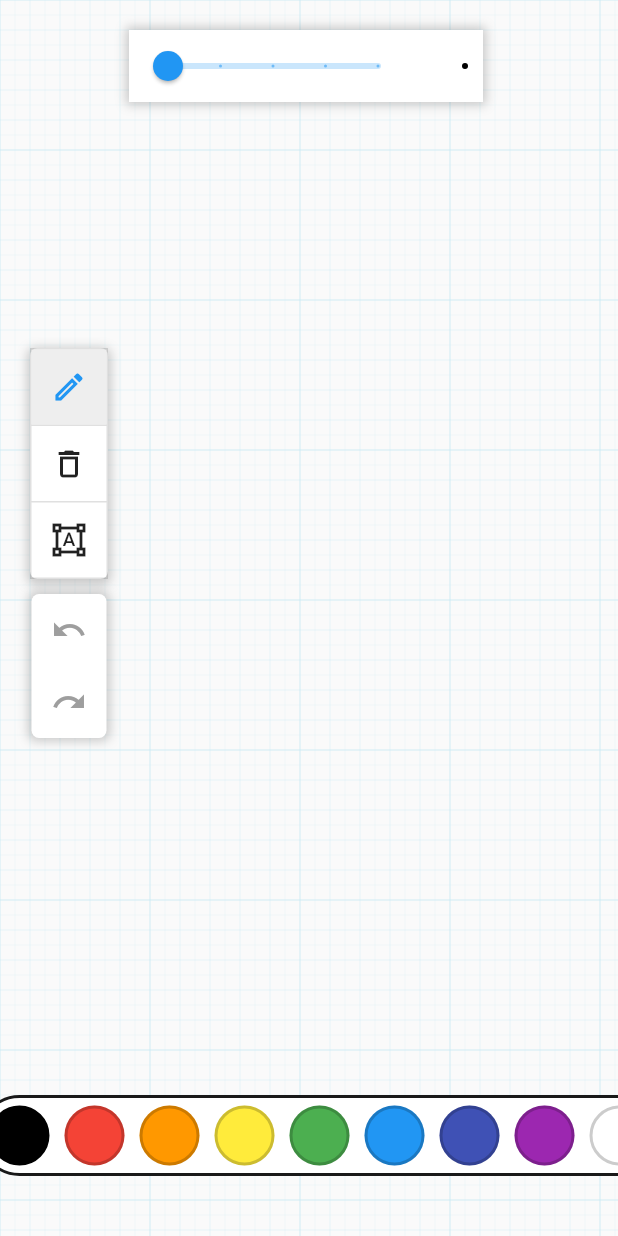
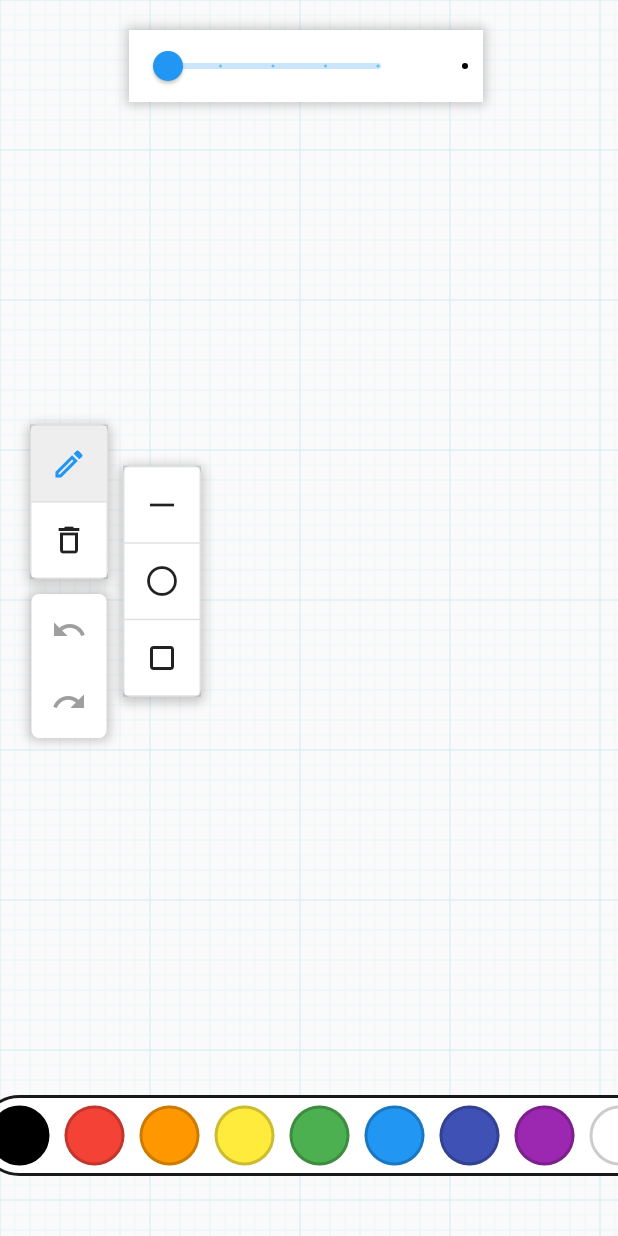
Before and after one commit to treboard/treboard, a Flutter app: the screen it shows after launch, after a tap on the "edit" icon, on a phone screen of 412 x 824 dp. Run offline on Flutter 3.47's test engine with Material 2 defaults, Android fonts, the phone set to English and light mode, and no system bars; our stand-ins replace flutter_riverpod.

Commit message:
add secondary toolbar

```diff
--- a/lib/providers/board_provider.dart
+++ b/lib/providers/board_provider.dart
@@ -63,6 +63,11 @@ class BoardProvider extends ChangeNotifier {
     notifyListeners();
   }
 
+  void setCurrentStroke(Stroke? stroke) {
+    currentStroke = stroke;
+    notifyListeners();
+  }
+
   void setPenSize(double size) {
     penWidth = size;
     notifyListeners();
@@ -98,31 +103,34 @@ class BoardProvider extends ChangeNotifier {
     if (undoCache.isNotEmpty) {
       _canRedo = true;
       redoCache.add(undoCache.removeLast());
-      allStrokes = undoCache.last;
-      notifyListeners();
+      allStrokes = undoCache.isNotEmpty ? undoCache.last : [];
 
       if (undoCache.isEmpty) {
         _canUndo = false;
       }
     }
+    notifyListeners();
   }
 
   void redo() {
     if (redoCache.isNotEmpty) {
       _canUndo = true;
       undoCache.add(redoCache.removeLast());
-      allStrokes = undoCache.last;
-      notifyListeners();
+      allStrokes = redoCache.isNotEmpty ? redoCache.last : [];
 
       if (redoCache.isEmpty) {
         _canRedo = false;
       }
     }
+    notifyListeners();
   }
 
   void clearBoard() {
-    // Clearing the board is a state action and as a result,
-    // the current state is saved to the undo cache.
+    undoCache.clear();
+    redoCache.clear();
+    _canUndo = false;
+    _canRedo = false;
+
     allStrokes.clear();
 
     notifyListeners();
--- a/lib/widgets/board_canvas.dart
+++ b/lib/widgets/board_canvas.dart
@@ -38,13 +38,13 @@ class _BoardCanvasState extends ConsumerState<BoardCanvas> {
     final points =
         List<Offset>.from(ref.read(boardProvider).currentStroke!.points)
           ..add(details.localPosition);
-    ref.read(boardProvider).currentStroke = Stroke.fromDrawMode(
+    ref.read(boardProvider).setCurrentStroke(Stroke.fromDrawMode(
         Stroke(
           color: ref.read(boardProvider).penColor,
           points: points,
           width: ref.read(boardProvider).penWidth,
         ),
-        ref.read(boardProvider).drawingMode);
+        ref.read(boardProvider).drawingMode));
   }
 
   void onPointerDown(PointerDownEvent details, BuildContext context) {
--- a/lib/widgets/toolbar.dart
+++ b/lib/widgets/toolbar.dart
@@ -14,32 +14,52 @@ class Toolbar extends ConsumerStatefulWidget {
   ConsumerState<Toolbar> createState() => _ToolbarState();
 }
 
+class Tool {
+  final DrawMode tool;
+  final Icon icon;
+
+  Tool(this.tool, this.icon);
+}
+
 class _ToolbarState extends ConsumerState<Toolbar> {
   // create dict of icons and their respective tool
 
-  List<DrawMode> tools = [
-    DrawMode.sketch,
-    DrawMode.erase,
-    DrawMode.line,
+  List<Tool> tools = [
+// sketch, erase
+    Tool(DrawMode.sketch, const Icon(Icons.edit_outlined)),
+    Tool(DrawMode.erase, const Icon(Icons.delete_outline_outlined)),
   ];
 
-  List<Icon> icons = [
-    const Icon(Icons.edit_outlined),
-    const Icon(Icons.delete_outline_outlined),
-    const Icon(Icons.format_shapes_outlined),
+  List<Tool> shapeTools = [
+    Tool(DrawMode.line, const Icon(Icons.horizontal_rule_outlined)),
+    Tool(DrawMode.circle, const Icon(Icons.circle_outlined)),
+    Tool(DrawMode.square, const Icon(Icons.crop_square_outlined)),
   ];
+
+  bool isSketchToolsVisible = false;
 
   @override
   Widget build(BuildContext context) {
     // based on what the current tool is, set the selected button
     List<bool> selected = List.filled(tools.length, false);
+    List<bool> shapeSelected = List.filled(shapeTools.length, false);
+
     for (int i = 0; i < tools.length; i++) {
-      if (ref.watch(boardProvider).drawingMode == tools[i]) {
+      if (tools[i].tool == ref.watch(boardProvider).drawingMode) {
         selected[i] = true;
       }
     }
 
-    return Column(
+    for (int i = 0; i < shapeTools.length; i++) {
+      if (shapeTools[i].tool == ref.watch(boardProvider).drawingMode) {
+        shapeSelected[i] = true;
+      }
+    }
+
+    return Row(
+      mainAxisAlignment: MainAxisAlignment.spaceBetween,
+      children: [
+        Column(
           children: [
             Container(
               decoration: BoxDecoration(
@@ -55,22 +75,31 @@ class _ToolbarState extends ConsumerState<Toolbar> {
                 ],
               ),
               child: ToggleButtons(
-              constraints: const BoxConstraints(minWidth: 50, minHeight: 50),
+                  constraints:
+                      const BoxConstraints(minWidth: 50, minHeight: 50),
                   direction: Axis.vertical,
                   fillColor: Colors.grey[200],
                   isSelected: selected,
                   onPressed: (index) {
                     // set the selected tool
-                ref.read(boardProvider.notifier).setMode(tools[index]);
+                    ref.read(boardProvider.notifier).setMode(tools[index].tool);
                     // set the selected button
                     for (int i = 0; i < selected.length; i++) {
                       selected[i] = i == index;
                     }
+
+                    setState(() {
+                      isSketchToolsVisible = index == 0;
+                    });
                     setState(() {
                       selected = selected;
                     });
                   },
-              children: icons),
+                  children: tools
+                      .map((tool) => Container(
+                            child: tool.icon,
+                          ))
+                      .toList()),
             ),
             Container(
               width: 50,
@@ -97,6 +126,7 @@ class _ToolbarState extends ConsumerState<Toolbar> {
                             : Colors.grey),
                     onPressed: () {
                       // remove the last stroke
+
                       ref.read(boardProvider.notifier).undo();
                     },
                   ),
@@ -114,6 +144,47 @@ class _ToolbarState extends ConsumerState<Toolbar> {
               ),
             ),
           ],
+        ),
+        Container(
+          margin: const EdgeInsets.only(left: 10),
+          decoration: BoxDecoration(
+            color: Colors.white,
+            borderRadius: BorderRadius.circular(5),
+            boxShadow: [
+              BoxShadow(
+                color: Colors.black.withOpacity(0.2),
+                spreadRadius: 2,
+                blurRadius: 5,
+                offset: const Offset(0, 2),
+              ),
+            ],
+          ),
+          child: Visibility(
+            visible: isSketchToolsVisible,
+            child: ToggleButtons(
+                constraints: const BoxConstraints(minWidth: 50, minHeight: 50),
+                direction: Axis.vertical,
+                fillColor: Colors.grey[200],
+                isSelected: shapeSelected,
+                onPressed: (index) {
+                  // set the selected tool
+                  ref
+                      .read(boardProvider.notifier)
+                      .setMode(shapeTools[index].tool);
+
+                  // set the selected button
+                  for (int i = 0; i < shapeSelected.length; i++) {
+                    shapeSelected[i] = i == index;
+                  }
+                },
+                children: shapeTools
+                    .map((tool) => Container(
+                          child: tool.icon,
+                        ))
+                    .toList()),
+          ),
+        ),
+      ],
     );
   }
 }
```
Lines whose indentation alone changed are shown as unchanged.
